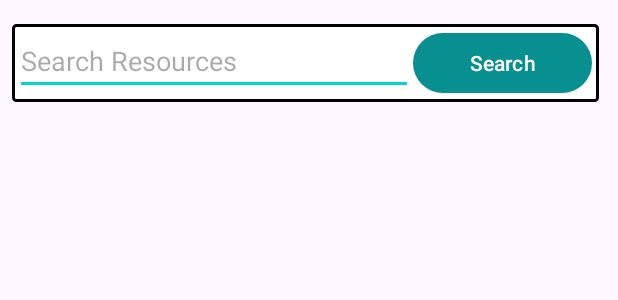
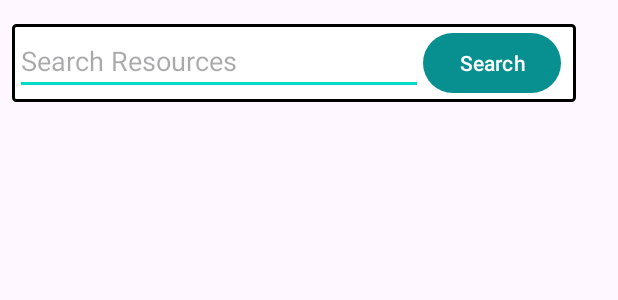
Before and after one commit to caileechang/drugrecoveryapps, an Android app: the layout fragment_educational_content.xml on its own in the app's theme, with its tools: preview values and no code run, on a phone screen of 412 x 824 dp. Shown: the top 300 px of the screen. Run offline under Robolectric (Android 15) with nearby library versions, the phone set to English and light mode, and no system bars.

Commit message:
modify feature

```diff
--- a/app/src/main/java/com/example/drugrecoveryapp/MotivationFragment.java
+++ b/app/src/main/java/com/example/drugrecoveryapp/MotivationFragment.java
@@ -12,7 +12,7 @@ import android.view.ViewGroup;
 import android.widget.Button;
 import android.widget.Toast;
 
-import MediaStore.Images;
+import android.provider.MediaStore.Images;
 
 /**
  * A simple {@link Fragment} subclass.
--- a/app/src/main/java/com/example/drugrecoveryapp/educationResources/DrugsAdapter.java
+++ b/app/src/main/java/com/example/drugrecoveryapp/educationResources/DrugsAdapter.java
@@ -73,11 +73,11 @@ public class DrugsAdapter extends
         drugNameTV.setText(drug.getName());
         TextView drugDescriptionTV = holder.drugDescriptionTV;
         drugDescriptionTV.setText(drug.getDrugDescription());
+        ImageView imageView = holder.drugImage;
+        imageView.setImageResource(R.drawable.drug);
         Button button = holder.readMoreButton;
         button.setText("Read More");
         button.setEnabled(drug.isReadMore());
-        ImageView imageView = holder.drugImage;
-        imageView.setImageResource(R.drawable.drug);
 
 
     }
--- a/app/src/main/res/layout/fragment_educational_content.xml
+++ b/app/src/main/res/layout/fragment_educational_content.xml
@@ -10,26 +10,26 @@
     <!-- TODO: Update blank fragment layout -->
 
     <FrameLayout
-        android:layout_width="391dp"
+        android:layout_width="376dp"
         android:layout_height="wrap_content"
         android:layout_marginStart="8dp"
         android:layout_marginTop="16dp"
         android:background="@drawable/border_background">
 
         <LinearLayout
-            android:layout_width="match_parent"
+            android:layout_width="365dp"
             android:layout_height="match_parent"
             android:orientation="horizontal">
 
             <EditText
                 android:id="@+id/search_keyword"
-                android:layout_width="265dp"
+                android:layout_width="272dp"
                 android:layout_height="wrap_content"
                 android:hint="Search Resources" />
 
             <Button
                 android:id="@+id/BtnSearch"
-                android:layout_width="119dp"
+                android:layout_width="wrap_content"
                 android:layout_height="wrap_content"
                 android:text="Search" />
 
@@ -39,7 +39,7 @@
 
     <androidx.recyclerview.widget.RecyclerView
         android:id="@+id/rvDrug"
-        android:layout_width="374dp"
+        android:layout_width="357dp"
         android:layout_height="610dp"
         android:layout_marginStart="16dp"
         android:layout_marginTop="20dp" />
```
Also changed, not shown: app/src/main/res/menu/motivationalquotes.xml (deleted, +0 -42 lines), app/src/main/res/menu/motivationalquotes2.xml (deleted, +0 -24 lines).
